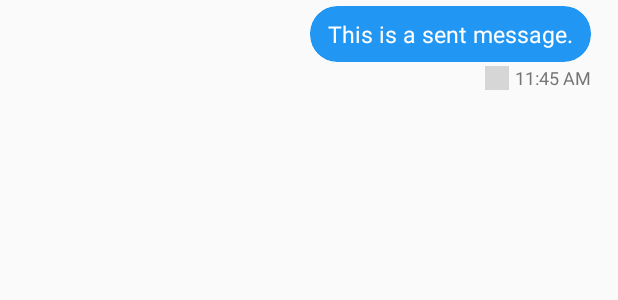
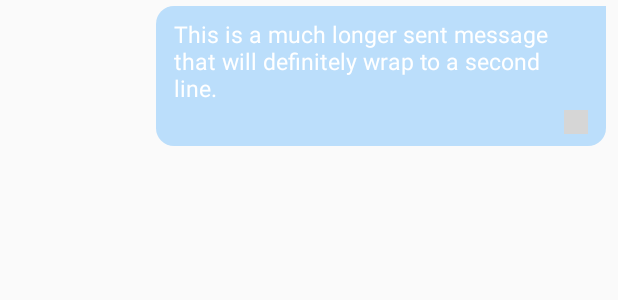
Before and after one commit to manish381999/SceneIn, an Android app: the layout item_chat_message_sent.xml on its own in the app's theme, with its tools: preview values and no code run, on a phone screen of 412 x 824 dp. Shown: the top 300 px of the screen. Run offline under Robolectric (Android 15) with nearby library versions, the phone set to English and light mode, and no system bars; grey boxes are pictures that could not be loaded.

Commit message:
chat_system

```diff
--- a/app/src/main/res/drawable/bg_chat_bubble_sent.xml
+++ b/app/src/main/res/drawable/bg_chat_bubble_sent.xml
@@ -1,4 +1,10 @@
-<shape xmlns:android="http://schemas.android.com/apk/res/android" android:shape="rectangle">
-    <solid android:color="@color/colorPrimary"/>
-    <corners android:radius="16dp" android:topLeftRadius="16dp" android:topRightRadius="0dp" android:bottomLeftRadius="16dp" android:bottomRightRadius="16dp"/>
+<?xml version="1.0" encoding="utf-8"?>
+<shape xmlns:android="http://schemas.android.com/apk/res/android"
+    android:shape="rectangle">
+    <solid android:color="?attr/colorPrimaryVariant" /> <!-- WhatsApp's classic light green -->
+    <corners
+        android:bottomLeftRadius="12dp"
+        android:bottomRightRadius="12dp"
+        android:topLeftRadius="12dp"
+        android:topRightRadius="0dp" />
 </shape>
--- a/app/src/main/res/drawable/ic_camera.xml
+++ b/app/src/main/res/drawable/ic_camera.xml
@@ -1,6 +1,6 @@
 <vector xmlns:android="http://schemas.android.com/apk/res/android"
-    android:width="800dp"
-    android:height="800dp"
+    android:width="24dp"
+    android:height="24dp"
     android:viewportWidth="24"
     android:viewportHeight="24">
   <path
--- a/app/src/main/res/layout/item_chat_message_sent.xml
+++ b/app/src/main/res/layout/item_chat_message_sent.xml
@@ -4,73 +4,80 @@
     xmlns:tools="http://schemas.android.com/tools"
     android:layout_width="match_parent"
     android:layout_height="wrap_content"
+    android:paddingStart="8dp"
     android:paddingEnd="8dp"
-    android:paddingStart="8dp"
     android:paddingTop="4dp"
     android:paddingBottom="4dp">
 
-    <com.google.android.material.card.MaterialCardView
-        android:id="@+id/message_card"
+    <!-- This ConstraintLayout IS the chat bubble -->
+    <androidx.constraintlayout.widget.ConstraintLayout
+        android:id="@+id/text_bubble_layout"
         android:layout_width="wrap_content"
         android:layout_height="wrap_content"
-        app:cardBackgroundColor="?attr/colorPrimary"
-        app:cardCornerRadius="18dp"
-        app:cardElevation="0dp"
+        android:background="@drawable/bg_chat_bubble_sent"
+        android:paddingStart="12dp"
+        android:paddingTop="8dp"
+        android:paddingEnd="12dp"
+        android:paddingBottom="8dp"
         app:layout_constraintEnd_toEndOf="parent"
         app:layout_constraintTop_toTopOf="parent"
-        android:layout_marginEnd="@dimen/dp_10_dsa"
         app:layout_constraintWidth_max="300dp">
-
-        <LinearLayout
-            android:layout_width="wrap_content"
-            android:layout_height="wrap_content"
-            android:orientation="vertical">
-
-            <ImageView
-                android:id="@+id/iv_media"
-                android:layout_width="match_parent"
-                android:layout_height="wrap_content"
-                android:adjustViewBounds="true"
-                android:visibility="gone"
-                android:scaleType="centerCrop"
-                tools:src="@drawable/ic_profile_placeholder"
-                tools:layout_height="180dp"/>
 
         <TextView
             android:id="@+id/tv_message_body"
             android:layout_width="wrap_content"
             android:layout_height="wrap_content"
-                android:paddingStart="12dp"
-                android:paddingTop="8dp"
-                android:paddingEnd="12dp"
-                android:paddingBottom="8dp"
             android:textColor="?attr/colorOnPrimary"
             android:textSize="15sp"
-                tools:text="This is a sent message." />
+            app:layout_constraintStart_toStartOf="parent"
+            app:layout_constraintTop_toTopOf="parent"
+            tools:text="This is a much longer sent message that will definitely wrap to a second line." />
 
-        </LinearLayout>
-    </com.google.android.material.card.MaterialCardView>
+        <TextView
+            android:id="@+id/tv_timestamp"
+            android:layout_width="wrap_content"
+            android:layout_height="wrap_content"
+            android:layout_marginStart="16dp"
+            android:layout_marginTop="4dp"
+            android:textColor="#B3FFFFFF"
+            android:textSize="11sp"
+            app:layout_constraintEnd_toStartOf="@+id/iv_message_status"
+            app:layout_constraintStart_toEndOf="@+id/tv_message_body"
+            app:layout_constraintTop_toBottomOf="@+id/tv_message_body"
+            app:layout_constraintHorizontal_bias="1.0"
+            tools:text="11:45 AM" />
 
         <ImageView
             android:id="@+id/iv_message_status"
             android:layout_width="16dp"
             android:layout_height="16dp"
-        android:layout_marginEnd="4dp"
-        app:tint="?attr/colorOnSurfaceVariant"
-        tools:src="@drawable/ic_check_single"
-        app:layout_constraintEnd_toStartOf="@+id/tv_timestamp"
+            android:layout_marginStart="4dp"
+            app:layout_constraintBottom_toBottomOf="@+id/tv_timestamp"
+            app:layout_constraintEnd_toEndOf="parent"
             app:layout_constraintTop_toTopOf="@+id/tv_timestamp"
-        app:layout_constraintBottom_toBottomOf="@+id/tv_timestamp"/>
+            app:tint="#B3FFFFFF"
+            tools:src="@drawable/ic_check_single" />
 
-    <TextView
-        android:id="@+id/tv_timestamp"
+    </androidx.constraintlayout.widget.ConstraintLayout>
+
+    <!-- The media card remains separate for images -->
+    <com.google.android.material.card.MaterialCardView
+        android:id="@+id/media_card"
         android:layout_width="wrap_content"
         android:layout_height="wrap_content"
-        android:layout_marginTop="2dp"
-        android:textColor="?attr/colorOnSurfaceVariant"
-        android:textSize="12sp"
-        app:layout_constraintEnd_toEndOf="@+id/message_card"
-        app:layout_constraintTop_toBottomOf="@id/message_card"
-        tools:text="11:45 AM" />
+        android:visibility="gone"
+        app:cardBackgroundColor="?attr/colorPrimary"
+        app:cardCornerRadius="18dp"
+        app:layout_constraintEnd_toEndOf="parent"
+        app:layout_constraintTop_toTopOf="parent"
+        app:layout_constraintWidth_max="300dp">
+        <ImageView
+            android:id="@+id/iv_media"
+            android:layout_width="wrap_content"
+            android:layout_height="wrap_content"
+            android:adjustViewBounds="true"
+            android:scaleType="centerCrop"
+            android:minHeight="150dp"/>
+    </com.google.android.material.card.MaterialCardView>
 
 </androidx.constraintlayout.widget.ConstraintLayout>
--- a/settings.gradle.kts
+++ b/settings.gradle.kts
@@ -16,6 +16,9 @@ dependencyResolutionManagement {
     repositories {
         google()
         mavenCentral()
+        maven { url = uri("https://jitpack.io") }
+
+
     }
 }
 
```
Also changed, not shown: app/build.gradle.kts (+11 -0 lines), app/src/main/AndroidManifest.xml (+31 -8 lines), app/src/main/java/com/tie/vibein/chat/data/model/ChatModels.kt (+10 -14 lines), app/src/main/java/com/tie/vibein/chat/persentation/adapter/ChatAdapter.kt (+53 -66 lines), app/src/main/java/com/tie/vibein/chat/persentation/screens/ChatActivity.kt (+19 -34 lines), app/src/main/java/com/tie/vibein/chat/persentation/view_model/ChatViewModel.kt (+22 -43 lines), app/src/main/res/drawable/bg_chat_bubble_received.xml (+9 -3 lines), app/src/main/res/drawable/ic_check_double.xml (added, +11 -0 lines), app/src/main/res/drawable/ic_play_circle.xml (added, +12 -0 lines), app/src/main/res/layout/activity_chat.xml (+3 -5 lines), app/src/main/res/layout/item_chat_message_received.xml (+47 -45 lines), app/src/main/res/xml/file_paths.xml (added, +11 -0 lines). Lines whose indentation alone changed are shown as unchanged.
